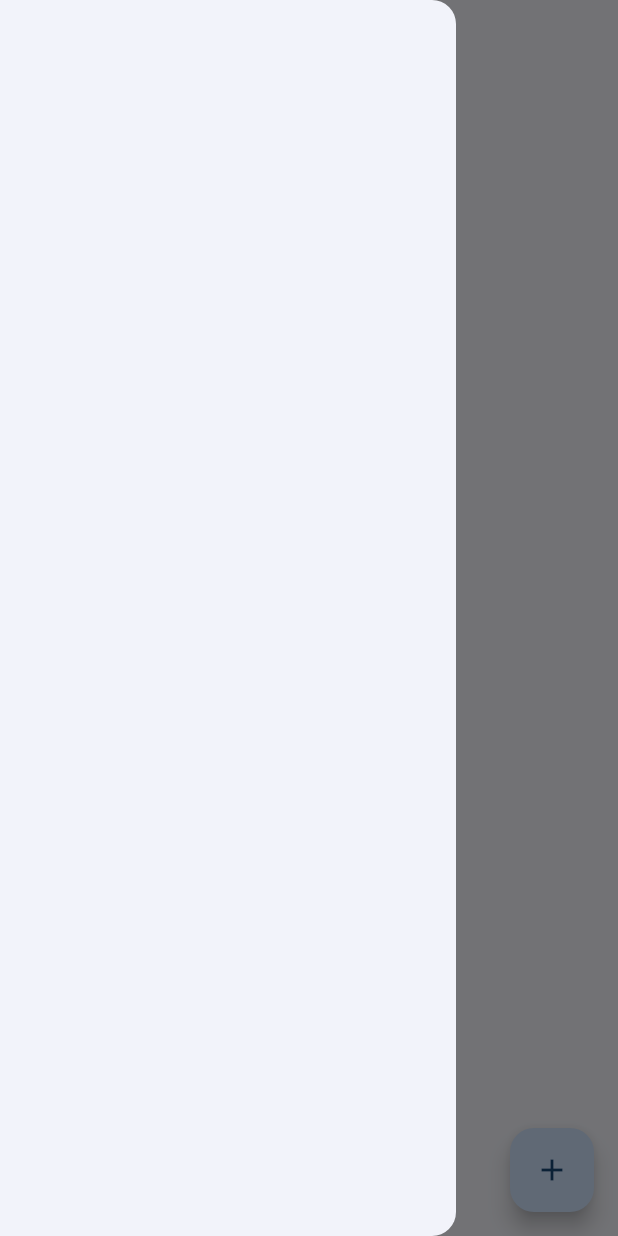
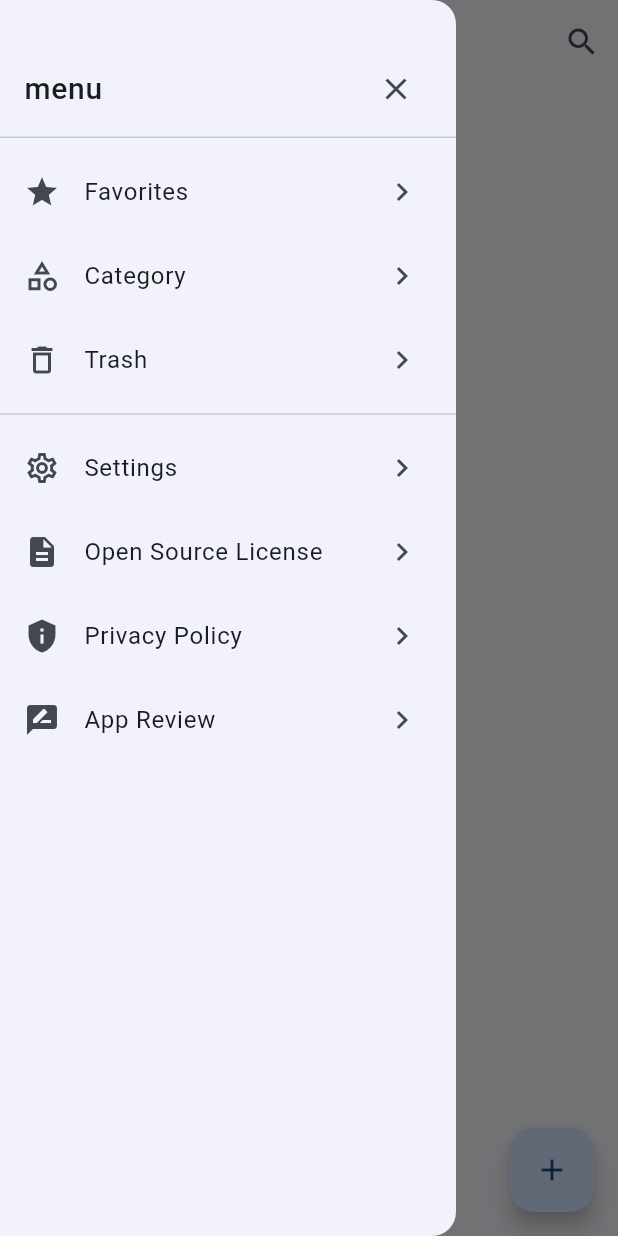
Before and after one commit to diuyuy/simple_note_app, a Flutter app: the screen it shows after launch, with the side drawer open, on a phone screen of 412 x 824 dp. Run offline on Flutter 3.47's test engine with Material 3 defaults, Android fonts, the phone set to English and light mode, and no system bars; our stand-ins replace bloc, easy_localization, flutter_bloc, flutter_screenutil, freezed_annotation, get_it and 2 more; accounts and stored records are empty.

Commit message:
feat: add NoteDrawer and NoteCardWidget components; update localization for drawer and note card

```diff
--- a/lib/core/router/router.dart
+++ b/lib/core/router/router.dart
@@ -1,5 +1,6 @@
 import 'package:flutter/material.dart';
 import 'package:go_router/go_router.dart';
+import 'package:simple_note_app/features/note/presentation/pages/favorite/favorites_page.dart';
 import 'package:simple_note_app/features/note/presentation/pages/read_note_page.dart';
 import 'package:simple_note_app/features/note/presentation/pages/update_note_page.dart';
 
@@ -24,6 +25,16 @@ final router = GoRouter(
             state: state,
             child: CreateNotePage(),
           ),
+        ),
+        GoRoute(
+          path: 'favorites',
+          pageBuilder: (context, state) {
+            return buildFadeTransitionPage(
+              context: context,
+              state: state,
+              child: FavoritesPage(),
+            );
+          },
         ),
         GoRoute(
           path: 'read',
--- a/lib/core/translations/en-US.json
+++ b/lib/core/translations/en-US.json
@@ -7,6 +7,23 @@
     "save": "Save",
     "title": "Title",
     "inputContent": "Write something..."
+  },
+  "Drawer": {
+    "appReview": "App Review",
+    "category": "Category",
+    "favorites": "Favorites",
+    "menu": "menu",
+    "openSourceLicence": "Open Source License",
+    "privacyPolicy": "Privacy Policy",
+    "settings": "Settings",
+    "trash": "Trash"
+  },
+  "FavoritesPage": {
+    "favorites": "Favorites",
+    "updateDate": "Last modified time: {}"
+  },
+  "NoteCardWidget": {
+    "updateDate":"Last modified time: {}"
   },
   "NoteListWidget": {
     "updateDate": "Last modified time: {}"
--- a/lib/core/translations/ko-KR.json
+++ b/lib/core/translations/ko-KR.json
@@ -6,6 +6,23 @@
     "save": "저장",
     "title": "제목",
     "inputContent": "내용을 입력하세요."
+  },
+  "Drawer": {
+    "appReview": "앱 평가",
+    "category": "카테고리",
+    "favorites": "즐겨찾기",
+    "menu": "메뉴",
+    "openSourceLicence": "라이선스 정보",
+    "privacyPolicy": "개인정보 처리 방침",
+    "settings": "설정",
+    "trash": "휴지통"
+  },
+  "FavoritesPage": {
+    "favorites": "즐겨찾기",
+    "updateDate": "수정 날짜: {}"
+  },
+  "NoteCardWidget": {
+    "updateDate":"수정 날짜: {}"
   },
   "NoteListWidget": {
     "updateDate": "수정 날짜: {}"
--- /dev/null
+++ b/lib/core/widgets/drawer_tile.dart
@@ -0,0 +1,24 @@
+import 'package:flutter/material.dart';
+
+class DrawerTile extends StatelessWidget {
+  const DrawerTile({
+    super.key,
+    required this.leading,
+    required this.title,
+    this.onTap,
+  });
+
+  final Widget leading;
+  final Widget title;
+  final void Function()? onTap;
+
+  @override
+  Widget build(BuildContext context) {
+    return ListTile(
+      leading: leading,
+      title: title,
+      trailing: Icon(Icons.keyboard_arrow_right),
+      onTap: onTap,
+    );
+  }
+}
--- /dev/null
+++ b/lib/core/widgets/note_drawer.dart
@@ -0,0 +1,80 @@
+import 'package:easy_localization/easy_localization.dart';
+import 'package:flutter/material.dart';
+import 'package:go_router/go_router.dart';
+
+import 'drawer_tile.dart';
+
+class NoteDrawer extends StatelessWidget {
+  const NoteDrawer({super.key});
+
+  @override
+  Widget build(BuildContext context) {
+    return Drawer(
+      child: ListView(
+        children: [
+          SizedBox(
+            height: 100,
+            child: DrawerHeader(
+              child: Column(
+                mainAxisAlignment: MainAxisAlignment.end,
+                children: [
+                  Row(
+                    mainAxisAlignment: MainAxisAlignment.spaceBetween,
+                    children: [
+                      Text(
+                        'Drawer.menu'.tr(),
+                        style: TextStyle(
+                          fontSize: 20,
+                          fontWeight: FontWeight.w500,
+                        ),
+                      ),
+                      IconButton(
+                        onPressed: () {
+                          Navigator.pop(context);
+                        },
+                        icon: Icon(Icons.close),
+                      ),
+                    ],
+                  )
+                ],
+              ),
+            ),
+          ),
+          DrawerTile(
+            leading: Icon(Icons.star),
+            title: Text('Drawer.favorites'.tr()),
+            onTap: () {
+              context.go('/favorites');
+              Navigator.pop(context);
+            },
+          ),
+          DrawerTile(
+            leading: Icon(Icons.category_outlined),
+            title: Text('Drawer.category'.tr()),
+          ),
+          DrawerTile(
+            leading: Icon(Icons.delete_outline),
+            title: Text('Drawer.trash'.tr()),
+          ),
+          const Divider(),
+          DrawerTile(
+            leading: Icon(Icons.settings_outlined),
+            title: Text('Drawer.settings'.tr()),
+          ),
+          DrawerTile(
+            leading: Icon(Icons.description),
+            title: Text('Drawer.openSourceLicence'.tr()),
+          ),
+          DrawerTile(
+            leading: Icon(Icons.privacy_tip),
+            title: Text('Drawer.privacyPolicy'.tr()),
+          ),
+          DrawerTile(
+            leading: Icon(Icons.rate_review),
+            title: Text('Drawer.appReview'.tr()),
+          ),
+        ],
+      ),
+    );
+  }
+}
--- a/lib/features/note/presentation/bloc/note_bloc.dart
+++ b/lib/features/note/presentation/bloc/note_bloc/note_bloc.dart
@@ -4,8 +4,8 @@ import 'package:bloc/bloc.dart';
 import 'package:freezed_annotation/freezed_annotation.dart';
 import 'package:uuid/uuid.dart';
 
-import '../../domain/entities/note.dart';
-import '../../domain/repositories/note_repository.dart';
+import '../../../domain/entities/note.dart';
+import '../../../domain/repositories/note_repository.dart';
 
 part 'note_bloc.freezed.dart';
 part 'note_event.dart';
--- a/lib/features/note/presentation/pages/create_note_page.dart
+++ b/lib/features/note/presentation/pages/create_note_page.dart
@@ -6,7 +6,7 @@ import 'package:go_router/go_router.dart';
 import '../../../../core/constants/const_values.dart';
 import '../../../../core/utils/format_date.dart';
 import '../../../setting/presentation/cubit/app_setting_cubit.dart';
-import '../bloc/note_bloc.dart';
+import '../bloc/note_bloc/note_bloc.dart';
 import '../widgets/my_text_field.dart';
 
 class CreateNotePage extends StatefulWidget {
--- a/lib/features/note/presentation/pages/note_page.dart
+++ b/lib/features/note/presentation/pages/note_page.dart
@@ -2,6 +2,7 @@ import 'package:easy_localization/easy_localization.dart';
 import 'package:flutter/material.dart';
 import 'package:go_router/go_router.dart';
 
+import '../../../../core/widgets/note_drawer.dart';
 import '../widgets/notes_list_widget.dart';
 
 class NotePage extends StatelessWidget {
@@ -10,12 +11,16 @@ class NotePage extends StatelessWidget {
   @override
   Widget build(BuildContext context) {
     return Scaffold(
-      drawer: Drawer(
-        child: ListView(),
-      ),
+      drawer: NoteDrawer(),
       appBar: AppBar(
         title: Text('NotePage.note'.tr()),
         centerTitle: true,
+        actions: [
+          IconButton(
+            onPressed: () {},
+            icon: Icon(Icons.search),
+          ),
+        ],
       ),
       body: SafeArea(
         child: Padding(
--- a/lib/features/note/presentation/pages/read_note_page.dart
+++ b/lib/features/note/presentation/pages/read_note_page.dart
@@ -5,7 +5,7 @@ import 'package:go_router/go_router.dart';
 
 import '../../../setting/presentation/cubit/app_setting_cubit.dart';
 import '../../domain/entities/note.dart';
-import '../bloc/note_bloc.dart';
+import '../bloc/note_bloc/note_bloc.dart';
 
 class ReadNotePage extends StatelessWidget {
   const ReadNotePage({super.key, required this.noteId});
--- a/lib/features/note/presentation/pages/update_note_page.dart
+++ b/lib/features/note/presentation/pages/update_note_page.dart
@@ -7,7 +7,7 @@ import '../../../../core/constants/const_values.dart';
 import '../../../../core/utils/format_date.dart';
 import '../../../setting/presentation/cubit/app_setting_cubit.dart';
 import '../../domain/entities/note.dart';
-import '../bloc/note_bloc.dart';
+import '../bloc/note_bloc/note_bloc.dart';
 import '../widgets/my_text_field.dart';
 
 class UpdateNotePage extends StatefulWidget {
--- a/lib/main.dart
+++ b/lib/main.dart
@@ -8,7 +8,7 @@ import 'package:get_it/get_it.dart';
 import 'core/init/initialize_app.dart';
 import 'core/router/router.dart';
 import 'features/note/domain/repositories/note_repository.dart';
-import 'features/note/presentation/bloc/note_bloc.dart';
+import 'features/note/presentation/bloc/note_bloc/note_bloc.dart';
 import 'features/setting/domain/repositories/app_setting_repository.dart';
 import 'features/setting/presentation/cubit/app_setting_cubit.dart';
 
```
Also changed, not shown: lib/core/widgets/note_card_widget.dart (added, +58 -0 lines), lib/features/note/presentation/pages/favorite/favorites_page.dart (added, +72 -0 lines), lib/features/note/presentation/widgets/notes_list_widget.dart (+14 -42 lines), lib/features/note/presentation/bloc/note_bloc/note_bloc.freezed.dart (renamed from lib/features/note/presentation/bloc/note_bloc.freezed.dart), lib/features/note/presentation/bloc/note_bloc/note_event.dart (renamed from lib/features/note/presentation/bloc/note_event.dart), lib/features/note/presentation/bloc/note_bloc/note_state.dart (renamed from lib/features/note/presentation/bloc/note_state.dart).
